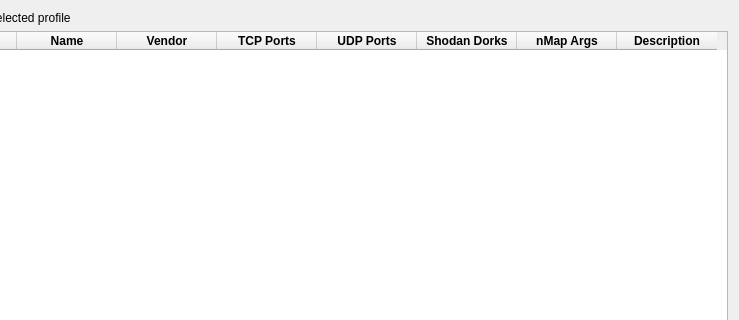
caffedrine/CryptoPocketKnife, file ui/Network/PortsScanProfiles.ui: the form before one commit; both pictures show x 349 to 1088 and y 0 to 320 of the 1088 by 559 pixel window.
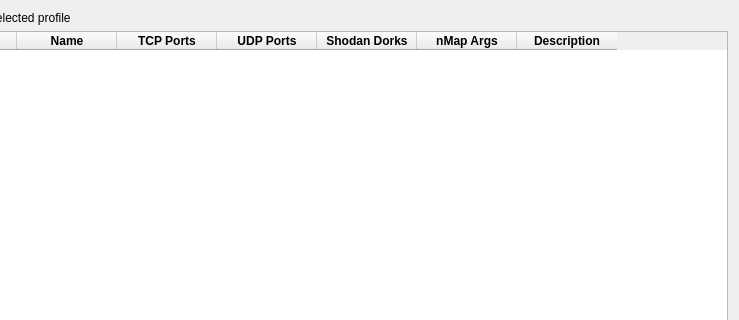
The form after the commit. Custom widgets are drawn as their Qt base class.

Patch:
```diff
--- a/ui/Network/PortsScanProfiles.ui
+++ b/ui/Network/PortsScanProfiles.ui
@@ -104,16 +104,6 @@
        </font>
       </property>
      </column>
-     <column>
-      <property name="text">
-       <string>Vendor</string>
-      </property>
-      <property name="font">
-       <font>
-        <bold>true</bold>
-       </font>
-      </property>
-     </column>
      <column>
       <property name="text">
        <string>TCP Ports</string>
```
